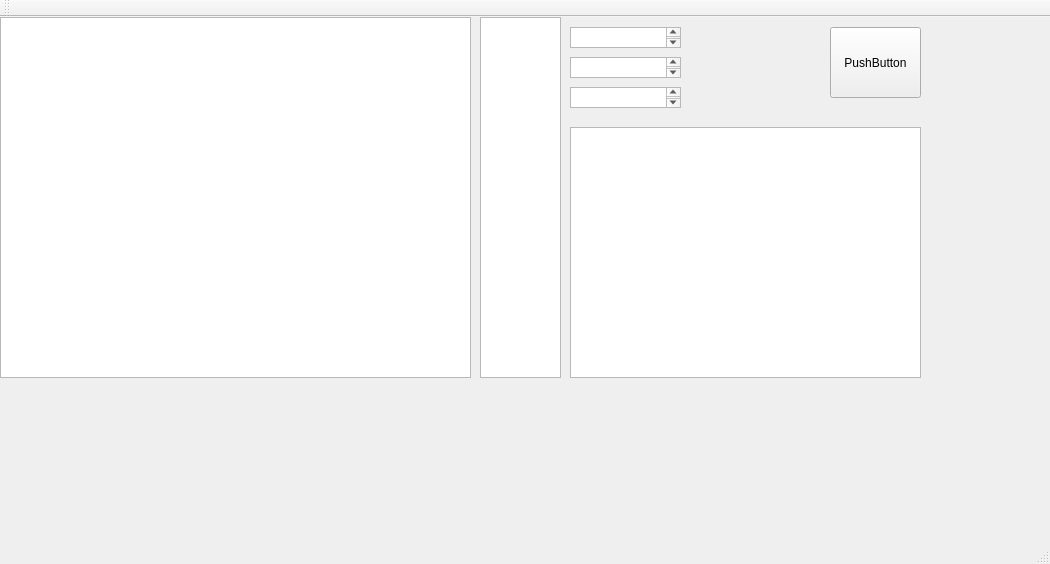
sd10000100/SomeProjectsForInterest, file GeneticAlgorithm/mainwindow.ui: the form before one commit.
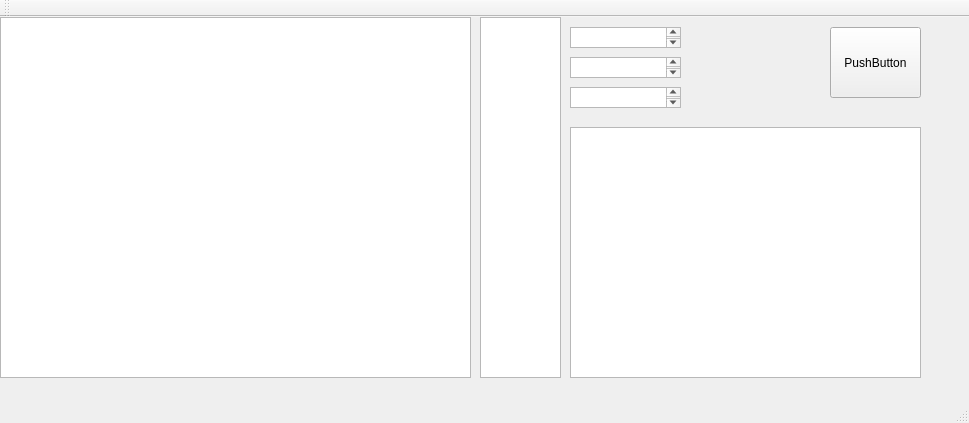
The form after the commit.

```diff
--- a/GeneticAlgorithm/mainwindow.ui
+++ b/GeneticAlgorithm/mainwindow.ui
@@ -6,8 +6,8 @@
    <rect>
     <x>0</x>
     <y>0</y>
-    <width>1050</width>
-    <height>564</height>
+    <width>969</width>
+    <height>423</height>
    </rect>
   </property>
   <property name="windowTitle">
```
Left out of the diff: 2 changed lines with no effect on the pictures.
